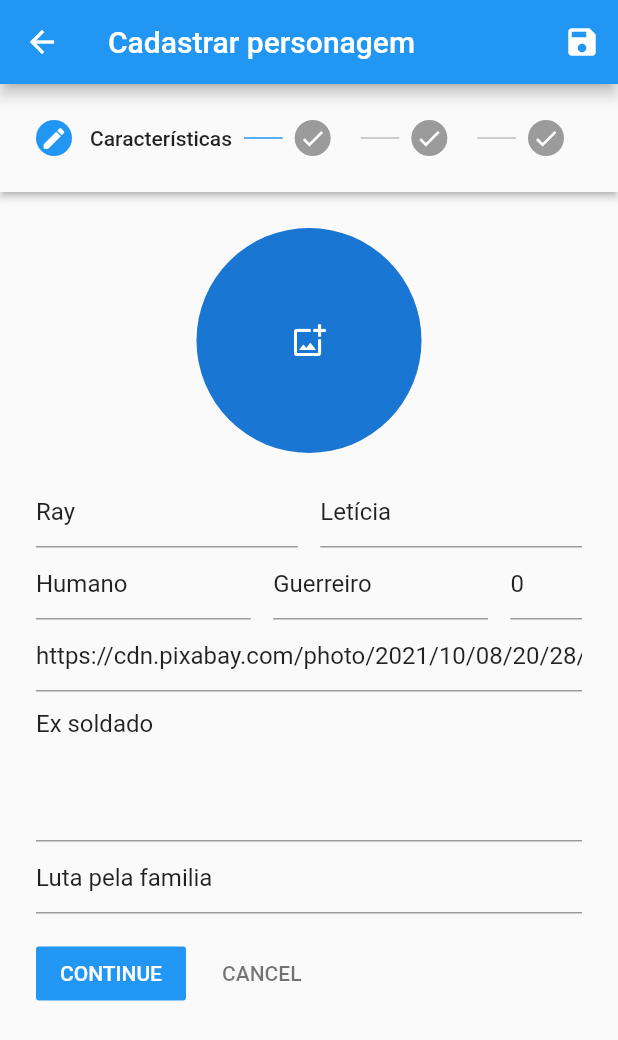
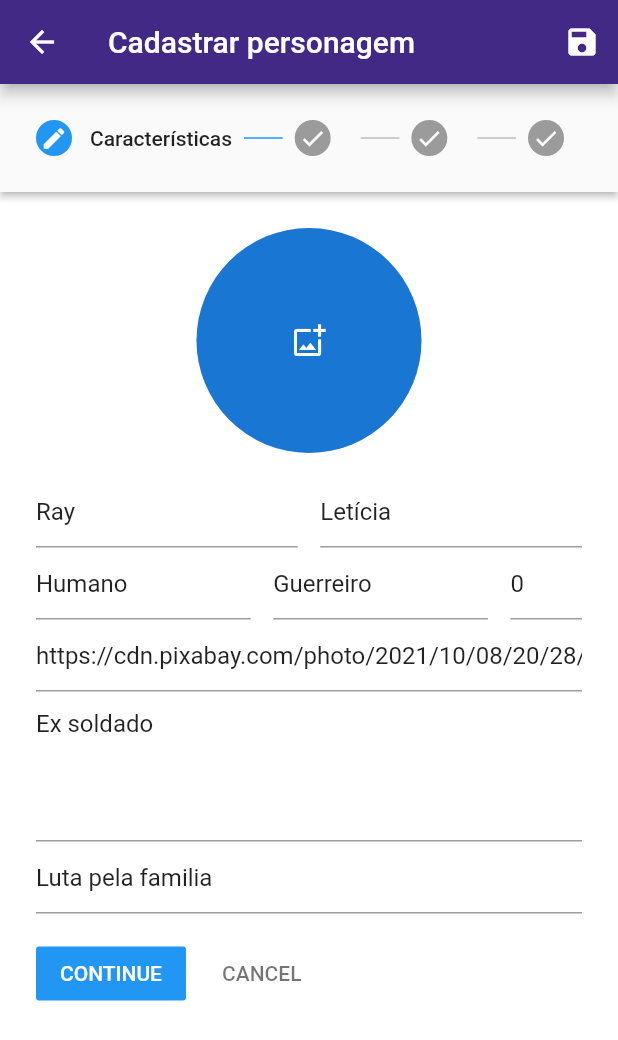
Before and after one commit to AlmostZF/App_RPG, a Flutter app: the screen it shows after launch, after a tap on the "edit" icon, on a phone screen of 412 x 824 dp. Shown: the top 1040 px of the screen. Run offline on Flutter 3.47's test engine with Material 2 defaults, Android fonts, the phone set to English and light mode, and no system bars; our stand-ins replace image_picker; network calls fail.

Commit message:
Identidade visual tela "Meus personagens"

```diff
--- a/rpg_app/lib/components/personagemTile.dart
+++ b/rpg_app/lib/components/personagemTile.dart
@@ -11,9 +11,11 @@ class PersonagemTile extends StatelessWidget {
   @override
   Widget build(BuildContext context) {
     final avatar = personagem.avatarUrl == null || personagem.avatarUrl.isEmpty
-        ? const CircleAvatar(
-            child: Icon(
-              Icons.person,
+        ? Container(
+            child: CircleAvatar(
+              child: Icon(
+                Icons.person,
+              ),
             ),
           )
         : CircleAvatar(
@@ -21,15 +23,20 @@ class PersonagemTile extends StatelessWidget {
           );
     return ListTile(
       leading: avatar,
-      title: Text(personagem.nome),
-      subtitle:
-          Text("Classe: ${personagem.classe} | Raça: ${personagem.raca} "),
+      title: Text(
+        personagem.nome,
+        style: TextStyle(fontWeight: FontWeight.w800),
+      ),
+      textColor: Colors.white,
+      subtitle: Text(
+        "Classe: ${personagem.classe} | Raça: ${personagem.raca}",
+      ),
       trailing: Container(
         width: 100,
         child: Row(
           children: [
             IconButton(
-              color: Colors.orange,
+              color: Color(0xFFFFFFFF),
               icon: const Icon(Icons.edit),
               onPressed: () {
                 Navigator.of(context).pushNamed(
@@ -39,7 +46,7 @@ class PersonagemTile extends StatelessWidget {
               },
             ),
             IconButton(
-              color: Colors.red,
+              color: Color(0xFFFFC62F),
               icon: const Icon(Icons.delete),
               onPressed: () {
                 showDialog(
--- a/rpg_app/lib/main.dart
+++ b/rpg_app/lib/main.dart
@@ -22,6 +22,9 @@ class MyApp extends StatelessWidget {
       ],
       child: MaterialApp(
         debugShowCheckedModeBanner: false,
+        theme: ThemeData(
+          scaffoldBackgroundColor: Color(0xFF1C0D2E),
+        ),
         routes: {
           AppRoutes.HOME: (_) => const PersonagemListPage(),
           AppRoutes.PERSONAGEM_FORM: (_) => const RegisterPage()
--- a/rpg_app/lib/view/personagemListPage.dart
+++ b/rpg_app/lib/view/personagemListPage.dart
@@ -19,28 +19,13 @@ class _PersonagemListPageState extends State<PersonagemListPage> {
 
     return Scaffold(
         appBar: AppBar(
-          title: const Text("Meus Personagens"),
+          backgroundColor: Color(0xFF432986),
+          title: const Text(
+            "Meus Personagens",
+          ),
           actions: [
             IconButton(
                 onPressed: () {
-                  // personagens.put(Personagem(
-                  //     avatarUrl: "",
-                  //     carisma: "teste",
-                  //     classe: "teste",
-                  //     constituicao: "teste",
-                  //     destreza: "teste",
-                  //     forca: "teste",
-                  //     historia: "teste",
-                  //     id: "2",
-                  //     ideais: "teste",
-                  //     inteligencia: "teste",
-                  //     jogador: "teste",
-                  //     mana: "teste",
-                  //     nivel: "teste",
-                  //     nome: "A",
-                  //     raca: "teste",
-                  //     sabedoria: "teste",
-                  //     vida: "teste"));
                   Navigator.of(context).pushNamed(AppRoutes.PERSONAGEM_FORM);
                 },
                 icon: Icon(Icons.add))
@@ -55,61 +40,6 @@ class _PersonagemListPageState extends State<PersonagemListPage> {
         body: ListView.builder(
           itemCount: personagens.count,
           itemBuilder: (ctx, i) => PersonagemTile(personagens.byIndex(i)),
-        )
-        // Padding(
-        //   padding: const EdgeInsets.symmetric(horizontal: 8),
-        //   child: Column(
-        //     children: [
-        //       Expanded(
-        //         child: Column(
-        //           children: [
-        //             Card(
-        //               clipBehavior: Clip.antiAlias,
-        //               child: Column(
-        //                 children: [
-        //                   ListTile(
-        //                     leading: const Icon(
-        //                       Icons.assignment_ind_outlined,
-        //                       size: 50.0,
-        //                       color: Colors.purple,
-        //                     ),
-        //                     title: const Text('ZF'),
-        //                     subtitle: Text(
-        //                       "Idade: 10 - Classe: Mago",
-        //                       style: TextStyle(
-        //                         color: Colors.black.withOpacity(0.6),
-        //                       ),
-        //                     ),
-        //                   ),
-        //                 ],
-        //               ),
-        //             ),
-        //           ],
-        //         ),
-        //       ),
-        //       SizedBox(
-        //         child: Row(
-        //           children: [
-        //             Expanded(
-        //               child: ElevatedButton(
-        //                 onPressed: () {
-        //                   Navigator.of(context).push(MaterialPageRoute(
-        //                       builder: (context) => const RegisterPage()));
-        //                 },
-        //                 child: const Text(
-        //                   "NOVO PERSONAGEM",
-        //                 ),
-        //               ),
-        //             ),
-        //           ],
-        //         ),
-        //       ),
-        //       const SizedBox(
-        //         height: 10.0,
-        //       ),
-        //     ],
-        //   ),
-        // ),
-        );
+        ));
   }
 }
--- a/rpg_app/lib/view/registerPage.dart
+++ b/rpg_app/lib/view/registerPage.dart
@@ -73,6 +73,7 @@ class _RegisterPageState extends State<RegisterPage> {
     return Scaffold(
       appBar: AppBar(
         title: const Text("Cadastrar personagem"),
+        backgroundColor: Color(0xFF432986),
         actions: [
           IconButton(
             icon: const Icon(Icons.save),
@@ -106,7 +107,9 @@ class _RegisterPageState extends State<RegisterPage> {
           ),
         ],
       ),
-        body: Form(
+      body: Container(
+        color: Color(0xFFFFFFFF),
+        child: Form(
           key: _form,
           child: Row(
             children: [
@@ -144,7 +147,9 @@ class _RegisterPageState extends State<RegisterPage> {
               ),
             ],
           ),
-        ));
+        ),
+      ),
+    );
   }
 
   pegarImagemGaleria() async {
@@ -161,7 +166,9 @@ class _RegisterPageState extends State<RegisterPage> {
   List<Step> _mySteps() {
     List<Step> _steps = [
       Step(
-          title: Text(_currentstep == 0 ? "Características" : ""),
+          title: Text(
+            _currentstep == 0 ? "Características" : "",
+          ),
           content: Column(
             children: [
               Column(
```
Lines whose indentation alone changed are shown as unchanged.
